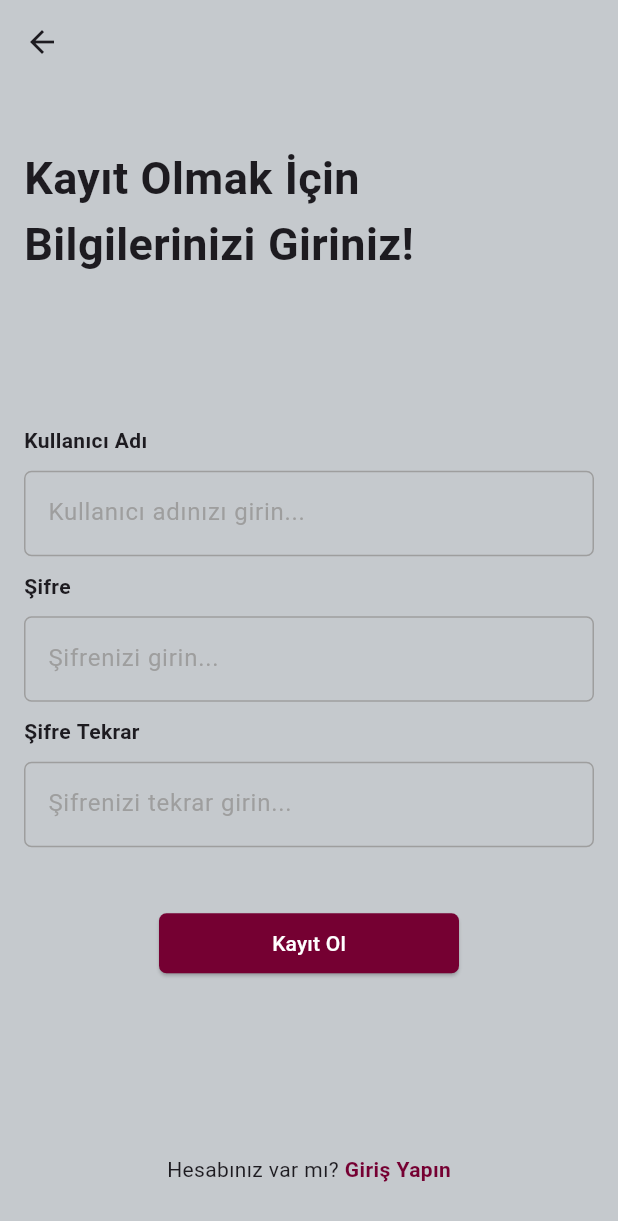
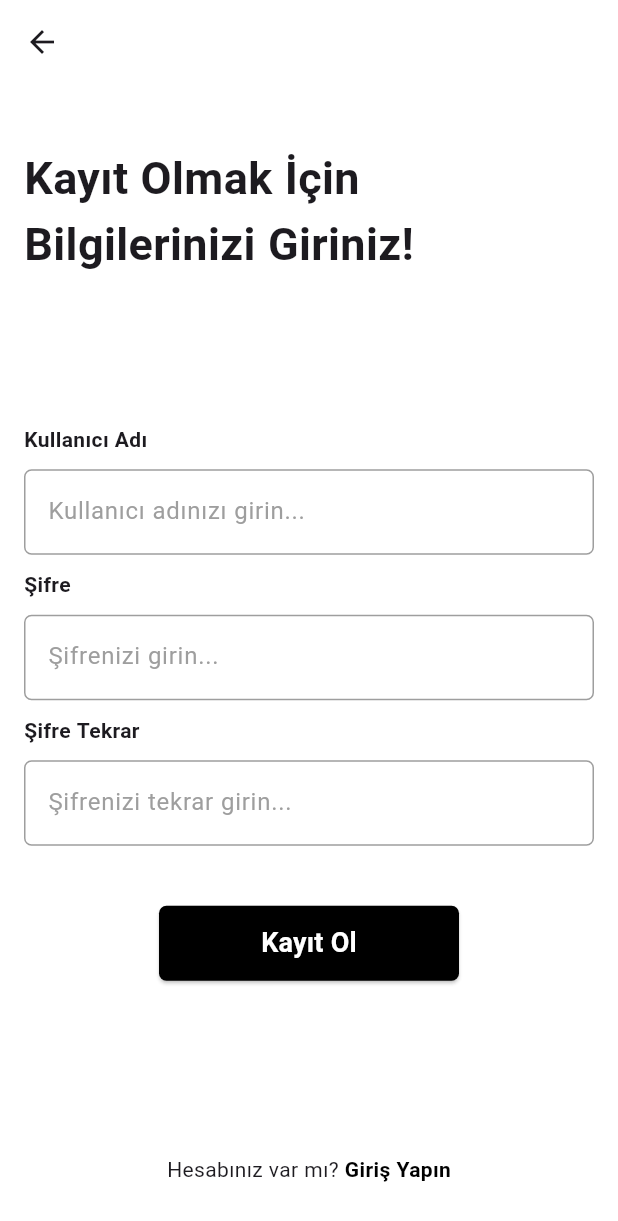
Before and after one commit to akifcancevikk/date_app, a Flutter app: the screen it shows after launch, after a tap on "Kayıt olun", on a phone screen of 412 x 824 dp. Shown: the top 1221 px of the screen. Run offline on Flutter 3.47's test engine with Material 3 defaults, Android fonts, the light colour scheme and no system bars; our stand-ins replace cached_network_image, file_picker, flutter_rating_bar, google_fonts, shared_preferences; missing offline and left inert: awesome_top_snackbar, image_preview, responsive_grid_list; accounts and stored records are empty.

Commit message:
Design changes and icon changes

```diff
--- a/flutter_launcher_icons.yaml
+++ b/flutter_launcher_icons.yaml
@@ -4,9 +4,9 @@ flutter_launcher_icons:
 
   android: "launcher_icon"
   # image_path_android: "assets/icon/icon.png"
-  min_sdk_android: 21 # android min sdk min:16, default 21
-  # adaptive_icon_background: "assets/icon/background.png"
-  # adaptive_icon_foreground: "assets/icon/foreground.png"
+  min_sdk_android: 24 # android min sdk min:16, default 21
+  adaptive_icon_background: "#ffffff"
+  adaptive_icon_foreground: "assets/images/el.png"
   # adaptive_icon_monochrome: "assets/icon/monochrome.png"
 
   ios: true
--- a/lib/views/login.dart
+++ b/lib/views/login.dart
@@ -45,7 +45,7 @@ class _LoginPageState extends State<LoginPage> {
     return GestureDetector(
       onTap: () => FocusManager.instance.primaryFocus?.unfocus(),
       child: Scaffold(
-        backgroundColor: Color.fromRGBO(197, 201, 205, 1),
+        backgroundColor: Colors.white,
         body: Padding(
           padding: const EdgeInsets.all(16.0),
           child: Column(
@@ -63,14 +63,30 @@ class _LoginPageState extends State<LoginPage> {
                         Text("Kullanıcı Adı", style: TextStyle(fontWeight: FontWeight.bold),),
                         SizedBox(height: 10,),
                         TextField(
+
                           onChanged: (value) {
                             User.userName = value;
                           },
+                          cursorColor: Colors.black,
                           controller: _usernameController,
                           decoration: InputDecoration(
+                            border: OutlineInputBorder(borderRadius: BorderRadius.circular(5)),
+                            focusedBorder: OutlineInputBorder(
+                              borderSide: BorderSide(
+                                color: Colors.black,
+                                width: 2.0,
+                              ),
+                              borderRadius: BorderRadius.circular(5),
+                            ),
+                            enabledBorder: OutlineInputBorder(
+                              borderSide: BorderSide(
+                                color: Colors.grey,
+                                width: 1.0,
+                              ),
+                              borderRadius: BorderRadius.circular(5),
+                            ),
                             hintText: 'Kullanıcı adınızı girin...',
                             hintStyle: TextStyle(color: Colors.grey),
-                            border: OutlineInputBorder(borderRadius: BorderRadius.circular(5)),
                           ),
                         ),
                       ],
@@ -86,24 +102,39 @@ class _LoginPageState extends State<LoginPage> {
                             User.password = value;
                           },
                           controller: _passwordController,
+                          cursorColor: Colors.black,
                           decoration: InputDecoration(
                             hintText: 'Şifrenizi girin...',
                             hintStyle: TextStyle(color: Colors.grey),
                             border: OutlineInputBorder(borderRadius: BorderRadius.circular(5)),
+                            focusedBorder: OutlineInputBorder(
+                              borderSide: BorderSide(
+                                color: Colors.black,
+                                width: 2.0,
+                              ),
+                              borderRadius: BorderRadius.circular(5),
+                            ),
+                            enabledBorder: OutlineInputBorder(
+                              borderSide: BorderSide(
+                                color: Colors.grey,
+                                width: 1.0,
+                              ),
+                              borderRadius: BorderRadius.circular(5),
+                            ),
                           ),
                           obscureText: true,
                         ),
                       ],
                     ),
-                    SizedBox(height: 40.0),
+                    SizedBox(height: 20.0),
                     ElevatedButton(
                       onPressed: () async {
                         await checkUser(context);
                       },
-                      child: Text('Giriş Yap', style: TextStyle(color: Colors.white),),
+                      child: Text('Giriş Yap', style: TextStyle(color: Colors.white, fontWeight: FontWeight.bold, fontSize: 18),),
                       style: ElevatedButton.styleFrom(
-                        minimumSize: Size(200, 40),
-                        backgroundColor: Color.fromRGBO(117, 0, 50, 1),
+                        minimumSize: Size(200, 50),
+                        backgroundColor: Colors.black,
                         shape: RoundedRectangleBorder(
                           borderRadius: BorderRadius.circular(5), // Burada köşe yarıçapını belirliyoruz
                         ),
@@ -120,7 +151,7 @@ class _LoginPageState extends State<LoginPage> {
                     Text("Hesabınız mı yok?"),
                     GestureDetector(
                       onTap: () => Navigator.push(context, CupertinoPageRoute(builder: (context) => Register(),)),
-                      child: Text(" Kayıt olun", style: TextStyle(color: Color.fromRGBO(117, 0, 50, 1), fontWeight: FontWeight.bold),)),
+                      child: Text(" Kayıt olun", style: TextStyle(color: Colors.black, fontWeight: FontWeight.bold),)),
                   ],
                 ),
               )
--- a/lib/views/main_page.dart
+++ b/lib/views/main_page.dart
@@ -240,8 +240,8 @@ class _MainPageState extends State<MainPage> {
                  },
                );
              },
-             child: Icon(Icons.add, size: 32, color: Colors.white,),
-             backgroundColor: Color.fromRGBO(117, 0, 50, 1),
+             child: Icon(Icons.add, size: 32, color: Colors.black,),
+             backgroundColor: Colors.white,
             ),
           ],
         ),
--- a/lib/views/place_detail.dart
+++ b/lib/views/place_detail.dart
@@ -164,7 +164,7 @@ Future<String?> uploadImage(File imageFile) async {
           Padding(
             padding: const EdgeInsets.only(left: 30.0),
             child: FloatingActionButton(
-              backgroundColor: Color.fromRGBO(117, 0, 50, 1),
+              backgroundColor: Colors.white,
               tooltip: "Not Ekle",
               heroTag: 2,
               onPressed: () {
@@ -299,11 +299,11 @@ Future<String?> uploadImage(File imageFile) async {
                   },
                 );
               },
-              child: Icon(Icons.note_add_outlined, color: Colors.white,),
+              child: Icon(Icons.note_add_outlined, color: Colors.black,),
             ),
           ),
           FloatingActionButton(
-            backgroundColor: Color.fromRGBO(117, 0, 50, 1),
+            backgroundColor: Colors.white,
             heroTag: 1,
             tooltip: "Resim Ekle",
             onPressed: () {
@@ -369,7 +369,7 @@ Future<String?> uploadImage(File imageFile) async {
                 },
               );
             },
-            child: Icon(Icons.add_photo_alternate_outlined, color: Colors.white,),
+            child: Icon(Icons.add_photo_alternate_outlined, color: Colors.black,),
           ),
         ],
       ),
--- a/lib/views/register.dart
+++ b/lib/views/register.dart
@@ -26,10 +26,10 @@ class _RegisterState extends State<Register> {
       onTap: () => FocusManager.instance.primaryFocus?.unfocus(),
       child: Scaffold(
         resizeToAvoidBottomInset: true,
-        backgroundColor: Color.fromRGBO(197, 201, 205, 1),
+        backgroundColor: Colors.white,
         appBar: AppBar(
           leading: IconButton(icon: Icon(Icons.arrow_back), onPressed: () => Navigator.pop(context),),
-          backgroundColor: Color.fromRGBO(197, 201, 205, 1),
+          backgroundColor: Colors.white,
         ),
         body: Padding(
           padding: const EdgeInsets.all(16.0),
@@ -48,6 +48,7 @@ class _RegisterState extends State<Register> {
                         Text("Kullanıcı Adı", style: TextStyle(fontWeight: FontWeight.bold),),
                         SizedBox(height: 10,),
                         TextField(
+                          cursorColor: Colors.black,
                           onChanged: (value) {
                             RegisterUser.userName = value;
                           },
@@ -60,7 +61,7 @@ class _RegisterState extends State<Register> {
                             ),
                             focusedBorder: OutlineInputBorder(
                               borderSide: BorderSide(
-                                color: Color.fromRGBO(117, 0, 50, 1), // Tıklama durumunda kenar rengi
+                                color: Colors.black, // Tıklama durumunda kenar rengi
                                 width: 2.0,
                               ),
                               borderRadius: BorderRadius.circular(5),
@@ -83,6 +84,7 @@ class _RegisterState extends State<Register> {
                         Text("Şifre", style: TextStyle(fontWeight: FontWeight.bold),),
                         SizedBox(height: 10,),
                         TextField(
+                          cursorColor: Colors.black,
                           onChanged: (value) {
                             RegisterUser.password = value;
                           },
@@ -93,7 +95,7 @@ class _RegisterState extends State<Register> {
                             border: OutlineInputBorder(borderRadius: BorderRadius.circular(5)),
                             focusedBorder: OutlineInputBorder(
                               borderSide: BorderSide(
-                                color: Color.fromRGBO(117, 0, 50, 1),
+                                color: Colors.black,
                                 width: 2.0,
                               ),
                               borderRadius: BorderRadius.circular(5),
@@ -117,6 +119,7 @@ class _RegisterState extends State<Register> {
                         Text("Şifre Tekrar", style: TextStyle(fontWeight: FontWeight.bold),),
                         SizedBox(height: 10,),
                         TextField(
+                          cursorColor: Colors.black,
                           controller: _passwordAgainController,
                           decoration: InputDecoration(
                             hintText: 'Şifrenizi tekrar girin...',
@@ -124,7 +127,7 @@ class _RegisterState extends State<Register> {
                             border: OutlineInputBorder(borderRadius: BorderRadius.circular(5)),
                             focusedBorder: OutlineInputBorder(
                               borderSide: BorderSide(
-                                color: Color.fromRGBO(117, 0, 50, 1),
+                                color: Colors.black,
                                 width: 2.0,
                               ),
                               borderRadius: BorderRadius.circular(5),
@@ -158,10 +161,10 @@ class _RegisterState extends State<Register> {
                           errorMessage(context, "Beklenmedik hata");
                         }
                       },
-                      child: Text('Kayıt Ol', style: TextStyle(color: Colors.white),),
+                      child: Text('Kayıt Ol', style: TextStyle(color: Colors.white, fontWeight: FontWeight.bold, fontSize: 18),),
                       style: ElevatedButton.styleFrom(
-                        minimumSize: Size(200, 40),
-                        backgroundColor: Color.fromRGBO(117, 0, 50, 1),
+                        minimumSize: Size(200, 50),
+                        backgroundColor: Colors.black,
                         shape: RoundedRectangleBorder(
                           borderRadius: BorderRadius.circular(5), // Burada köşe yarıçapını belirliyoruz
                         ),
@@ -178,7 +181,7 @@ class _RegisterState extends State<Register> {
                     Text("Hesabınız var mı?"),
                     GestureDetector(
                       onTap: () => Navigator.pushAndRemoveUntil(context, CupertinoPageRoute(builder: (context) => LoginPage(),), (route) => false,),
-                      child: Text(" Giriş Yapın", style: TextStyle(color: Color.fromRGBO(117, 0, 50, 1), fontWeight: FontWeight.bold),)),
+                      child: Text(" Giriş Yapın", style: TextStyle(color: Colors.black, fontWeight: FontWeight.bold),)),
                   ],
                 ),
               )
```
Also changed, not shown: assets/images/el.png, 46 other files.
